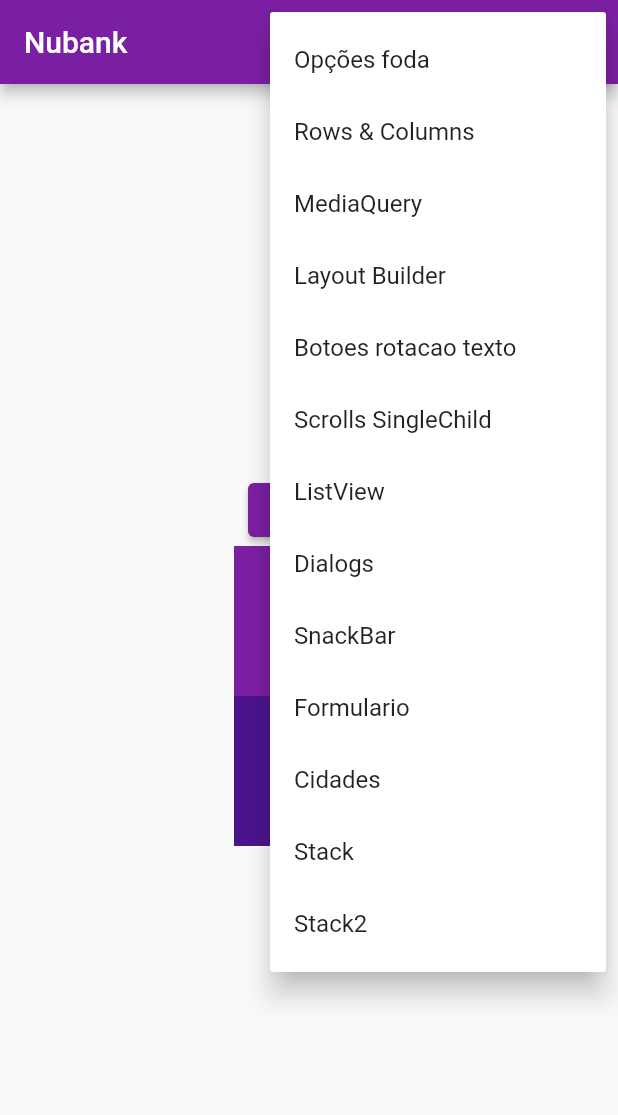
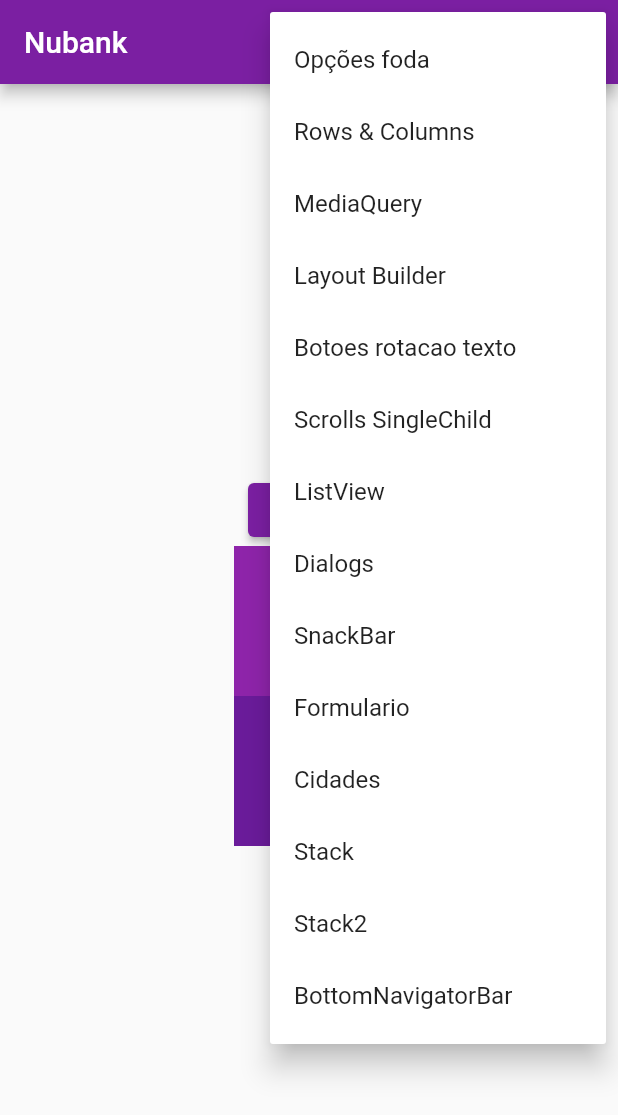
Before and after one commit to GabrielVasco13/flutter_primeiro_projeto, a Flutter app: the screen it shows after launch, after a tap on the "account circle" icon, on a phone screen of 412 x 824 dp. Shown: the top 1115 px of the screen. Run offline on Flutter 3.47's test engine with Material 2 defaults, Android fonts, the phone set to English and light mode, and no system bars; our stand-ins replace device_preview.

Commit message:
BottomNavigator

```diff
--- a/lib/main.dart
+++ b/lib/main.dart
@@ -2,6 +2,7 @@
 
 import 'package:flutter/material.dart';
 import 'package:flutter_primeiro_projeto/pages/botoes_rota%C3%A7%C3%A3o_texto/botoes_rotacao_texto_page.dart';
+import 'package:flutter_primeiro_projeto/pages/bottom_navigator_bar/bottom_navigator_bar_page.dart';
 import 'package:flutter_primeiro_projeto/pages/cidades/cidades_page.dart';
 import 'package:flutter_primeiro_projeto/pages/container/container_page.dart';
 import 'package:flutter_primeiro_projeto/pages/dialogs/dialogs_page.dart';
@@ -35,9 +36,9 @@ class MyApp extends StatelessWidget {
       title: 'Nubank sem api',
       debugShowCheckedModeBanner: false,
       theme: ThemeData(
-        primaryColor: Colors.purple[700],
+        primaryColor: Colors.purple[600],
         primaryColorLight: Colors.purple,
-        primaryColorDark: Colors.purple[900],
+        primaryColorDark: Colors.purple[800],
 
         // fontFamily: 'Roboto', font de texto padrão
 
@@ -48,7 +49,7 @@ class MyApp extends StatelessWidget {
         ),
 
         appBarTheme: AppBarTheme(
-          backgroundColor: Colors.purple[800]
+          backgroundColor: Colors.purple[700]
         ),
 
       ),
@@ -69,6 +70,7 @@ class MyApp extends StatelessWidget {
         '/cidades': (_) => CidadesPage(),
         '/stack': (_) => StackPage(),
         '/stack2': (_) => StackPage2(),
+        '/bottomNavigatorBar': (_) => BottomNavigatorBarPage(),
       },
     );
   }
--- a/lib/pages/home/home_page.dart
+++ b/lib/pages/home/home_page.dart
@@ -16,6 +16,7 @@ enum PopupMenuPages {
     cidades,
     stack,
     stack2,
+    bottom_navigator_bar,
    }
 
 class HomePage extends StatelessWidget {
@@ -80,6 +81,9 @@ class HomePage extends StatelessWidget {
                 case PopupMenuPages.stack2:
                   Navigator.of(context).pushNamed('/stack2');
                 break;
+                case PopupMenuPages.bottom_navigator_bar:
+                  Navigator.of(context).pushNamed('/bottomNavigatorBar');
+                break;
               }
             },
             itemBuilder: (BuildContext context) {
@@ -136,6 +140,10 @@ class HomePage extends StatelessWidget {
                   value: PopupMenuPages.stack2,
                   child: Text('Stack2'),
                 ),
+                PopupMenuItem<PopupMenuPages>(
+                  value: PopupMenuPages.bottom_navigator_bar,
+                  child: Text('BottomNavigatorBar'),
+                ),
             ];
           })
         ],
```
Also changed, not shown: lib/pages/bottom_navigator_bar/bottom_navigator_bar_page.dart (added, +53 -0 lines), lib/pages/bottom_navigator_bar/page1.dart (added, +13 -0 lines), lib/pages/bottom_navigator_bar/page2.dart (added, +13 -0 lines).
